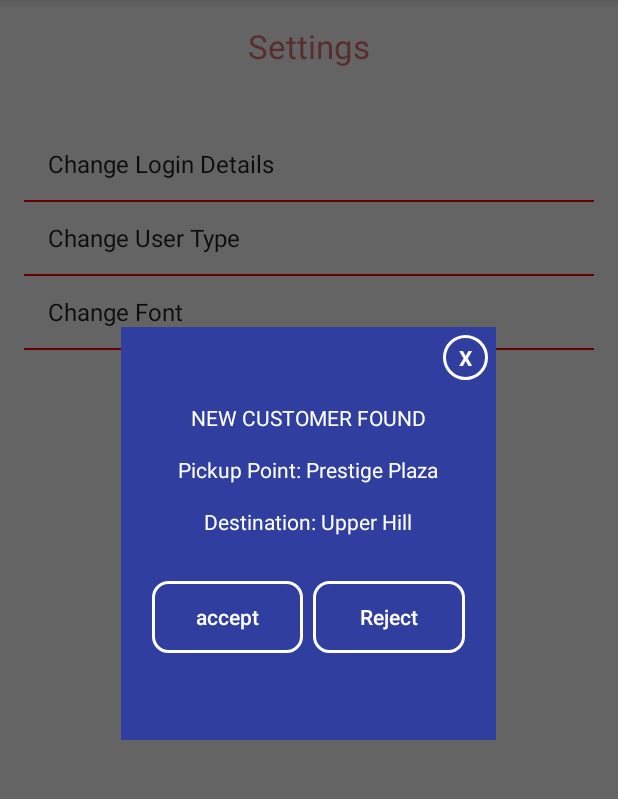
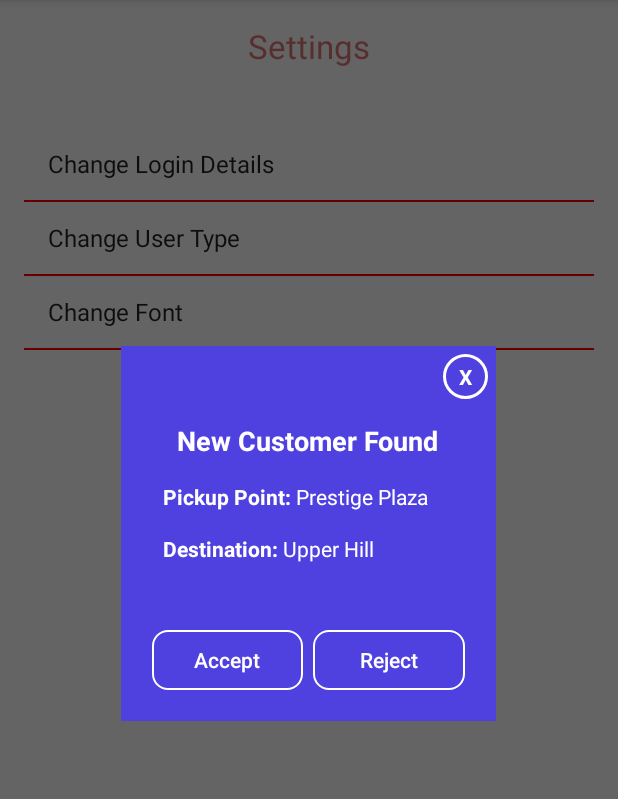
Before and after one commit to JeffKimFermi/UberClone, an Android app: the DriverMapActivity screen opened directly, with no data from a screen before it, in the options menu, after a tap on "Settings", on a phone screen of 412 x 824 dp, the part 84-883 px from its top. Run offline under Robolectric (Android 15) with nearby library versions, the phone set to English and light mode, and no system bars; libraries missing offline, so code that uses them is left out: com.directions.route, com.pusher.client.

Commit message:
UI Fix
UI Fix

```diff
--- a/app/src/main/java/com/gitz/jeff/andrew/uberclone/DriverMapActivity.java
+++ b/app/src/main/java/com/gitz/jeff/andrew/uberclone/DriverMapActivity.java
@@ -132,7 +132,7 @@ public class DriverMapActivity extends AppCompatActivity implements OnMapReadyCa
                 {
                     endOfSession.setVisibility(View.VISIBLE);
                     endOfSession.setText("End Session?");
-                    customerInformation.setVisibility(View.INVISIBLE);
+                    customerInformation.setVisibility(View.GONE);
                     driverMainButton.setText("Status: Ride In Session");
                     driverMainButton.setClickable(false);
                     readyToStartRide = false;
@@ -195,9 +195,39 @@ public class DriverMapActivity extends AppCompatActivity implements OnMapReadyCa
         options.setCluster("ap2");
         Pusher pusher = new Pusher("830d3e455fd9cfbcec39", options);
 
-        Channel channel = pusher.subscribe("my-channel");
+        Channel channel = pusher.subscribe(userPhoneNumber);   //use Phone Number as Channel
 
-        channel.bind("my-event", new SubscriptionEventListener()
+        channel.bind("noDriver", new SubscriptionEventListener()   //Events
+        {
+            @Override
+            public void onEvent(String channelName, String eventName, final String data)
+            {
+                //Received Messages From Server
+
+                final String pushedMessages = data;
+
+                final String noDriverFound = "No Driver Currently Available";
+
+                new Thread()
+                {
+                    public void run()
+                    {
+                        DriverMapActivity.this.runOnUiThread(new Runnable()
+                        {
+                            public void run()
+                            {
+                                Toast.makeText(getBaseContext(), noDriverFound, Toast.LENGTH_LONG).show();
+                            }
+                        });
+                    }
+                }.start();
+
+            }
+        });
+
+
+
+        channel.bind("rideRequest", new SubscriptionEventListener()   //Events
         {
             @Override
             public void onEvent(String channelName, String eventName, final String data)
@@ -207,7 +237,24 @@ public class DriverMapActivity extends AppCompatActivity implements OnMapReadyCa
                 final String pushedMessages = data;
 
 
-                /*
+            }
+        });
+
+
+
+        channel.bind("driverAccepted", new SubscriptionEventListener()   //Events
+        {
+            @Override
+            public void onEvent(String channelName, String eventName, final String data)
+            {
+                //Received Messages From Server
+
+                final String pushedMessages = data;
+
+                //Act on Response
+                //Act on Response
+                final String driverFound = "You've been assigned a Driver Successful";
+
                 new Thread()
                 {
                     public void run()
@@ -216,12 +263,25 @@ public class DriverMapActivity extends AppCompatActivity implements OnMapReadyCa
                         {
                             public void run()
                             {
-                                Toast.makeText(getBaseContext(), "Received Data: " + pushedMessages, Toast.LENGTH_LONG).show();
+                                Toast.makeText(getBaseContext(), driverFound, Toast.LENGTH_LONG).show();
                             }
                         });
                     }
                 }.start();
-                */
+            }
+        });
+
+
+        channel.bind("rideStarted", new SubscriptionEventListener()   //Events
+        {
+            @Override
+            public void onEvent(String channelName, String eventName, final String data)
+            {
+                //Received Messages From Server
+
+                final String pushedMessages = data;
+
+                //Act on Response
             }
         });
 
@@ -255,14 +315,6 @@ public class DriverMapActivity extends AppCompatActivity implements OnMapReadyCa
             @Override
             public void onClick(View v)
             {
-                int backgroundColour = Color.parseColor("#40E0D0");
-                driverMainButton.setBackgroundColor(backgroundColour);
-                driverMainButton.setText("Available");
-                driverMainButton.setVisibility(View.VISIBLE); //Not Visible
-                driverMainButton.setClickable(true);
-                myDialog.dismiss();
-                rideInSession = false;
-
                 myDialog.dismiss();
             }
         });
@@ -342,7 +394,15 @@ public class DriverMapActivity extends AppCompatActivity implements OnMapReadyCa
             @Override
             public void onClick(View v)
             {
+                int rideID = 1;
+                sendUserData.sendRideRequestRejected(getBaseContext(), rideID, userPhoneNumber);
+                int backgroundColour = Color.parseColor("#40E0D0");
+                driverMainButton.setBackgroundColor(backgroundColour);
+                driverMainButton.setText("Available");
+                driverMainButton.setVisibility(View.VISIBLE); //Not Visible
+                driverMainButton.setClickable(true);
                 myDialog.dismiss();
+                rideInSession = false;
             }
         });
 
@@ -363,7 +423,6 @@ public class DriverMapActivity extends AppCompatActivity implements OnMapReadyCa
                 endOfSession.setText("Cancel Request?");
                 customerInformation.setVisibility(View.VISIBLE);
                 readyToStartRide = true;
-
             }
         });
 
@@ -537,7 +596,10 @@ public class DriverMapActivity extends AppCompatActivity implements OnMapReadyCa
                 driverMainButton.setVisibility(View.VISIBLE);
                 driverMainButton.setClickable(true);
                 driverMainButton.setText("Available");
+                endOfSession.setVisibility(View.INVISIBLE);
+                customerInformation.setVisibility(View.INVISIBLE);
                 rideInSession = false;
+                readyToStartRide = false;
             }
         });
 
@@ -579,7 +641,10 @@ public class DriverMapActivity extends AppCompatActivity implements OnMapReadyCa
                 driverMainButton.setVisibility(View.VISIBLE);
                 driverMainButton.setClickable(true);
                 driverMainButton.setText("Available");
+                customerInformation.setVisibility(View.GONE);
+                endOfSession.setVisibility(View.GONE);
                 rideInSession = false;
+                readyToStartRide = false;
             }
         });
 
--- a/app/src/main/res/drawable-hdpi/buttonstylecurved.xml
+++ b/app/src/main/res/drawable-hdpi/buttonstylecurved.xml
@@ -1,6 +1,6 @@
 <?xml version="1.0" encoding="utf-8"?>
 <shape xmlns:android="http://schemas.android.com/apk/res/android">
-    <stroke android:width="2dp"  android:color="@color/white"/>
+    <stroke android:width="1dp"  android:color="@color/white"/>
     <corners android:radius="10dp"/>
-    <padding android:bottom="5dp" android:top="5dp" android:left="5dp" android:right="5dp"/>
+    <padding android:bottom="1dp" android:top="1dp" android:left="1dp" android:right="1dp"/>
 </shape>
--- a/app/src/main/res/layout/newcustomeralert.xml
+++ b/app/src/main/res/layout/newcustomeralert.xml
@@ -2,8 +2,8 @@
 <LinearLayout xmlns:android="http://schemas.android.com/apk/res/android"
   android:orientation="vertical"
   android:layout_width="250dp"
-  android:layout_height="275dp"
-  android:background="@color/colorPrimaryDark"
+  android:layout_height="250dp"
+  android:background="#4f40e0"
   android:padding="5dp"
   android:layout_gravity="center">
 
@@ -22,7 +22,7 @@
 
     <LinearLayout
         android:layout_width="match_parent"
-        android:layout_height="wrap_content"
+        android:layout_height="match_parent"
         android:orientation="vertical"
         android:layout_marginTop="15dp"
         >
@@ -37,7 +37,9 @@
             <TextView
                 android:layout_width="wrap_content"
                 android:layout_height="wrap_content"
-                android:text="NEW CUSTOMER FOUND"
+                android:text="New Customer Found"
+                android:textStyle="bold"
+                android:textSize="18sp"
                 android:textColor="@color/white"
                 />
 
@@ -48,14 +50,16 @@
             android:layout_width="match_parent"
             android:layout_height="wrap_content"
             android:orientation="horizontal"
-            android:gravity="center"
+            android:gravity="left"
             android:layout_gravity="center_horizontal"
-            android:paddingTop="15dp">
+            android:paddingTop="15dp"
+            android:layout_marginLeft="15dp">
 
             <TextView
                 android:layout_width="wrap_content"
                 android:layout_height="wrap_content"
                 android:text="Pickup Point: "
+                android:textStyle="bold"
                 android:textColor="@color/white"
                 />
 
@@ -74,14 +78,16 @@
             android:layout_width="match_parent"
             android:layout_height="wrap_content"
             android:orientation="horizontal"
-            android:gravity="center"
+            android:gravity="left"
             android:layout_gravity="center_horizontal"
-            android:layout_marginTop="15dp">
+            android:layout_marginTop="15dp"
+            android:layout_marginLeft="15dp">
 
             <TextView
                 android:layout_width="wrap_content"
                 android:layout_height="wrap_content"
                 android:textColor="@color/white"
+                android:textStyle="bold"
                 android:text="Destination: "/>
 
             <TextView
@@ -93,22 +99,19 @@
 
         </LinearLayout>
 
-    </LinearLayout>
-
-
         <LinearLayout
             android:layout_width="match_parent"
-        android:layout_height="wrap_content"
+            android:layout_height="match_parent"
             android:orientation="horizontal"
-        android:layout_marginTop="30dp"
             android:layout_gravity="bottom"
-        android:gravity="center">
+            android:gravity="bottom"
+            android:paddingBottom="15sp">
 
             <Button
                 android:layout_width="wrap_content"
-            android:layout_height="wrap_content"
+                android:layout_height="40sp"
                 android:id="@+id/accept"
-            android:text="accept"
+                android:text="Accept"
                 android:textAllCaps="false"
                 android:layout_marginRight="3dp"
                 android:layout_marginLeft="15dp"
@@ -120,7 +123,7 @@
 
             <Button
                 android:layout_width="wrap_content"
-            android:layout_height="wrap_content"
+                android:layout_height="40sp"
                 android:id="@+id/reject"
                 android:textAllCaps="false"
                 android:layout_marginRight="15dp"
@@ -134,3 +137,8 @@
         </LinearLayout>
 
     </LinearLayout>
+
+
+
+
+</LinearLayout>
```
Also changed, not shown: app/src/main/java/com/gitz/jeff/andrew/uberclone/CustomerMapActivity.java (+79 -84 lines), app/src/main/res/layout/activity_customer_map.xml (+33 -9 lines), app/src/main/res/layout/custompopup_customer_details.xml (+28 -18 lines), app/src/main/res/layout/custompopup_driver_details.xml (+29 -18 lines). Lines whose indentation alone changed are shown as unchanged.
